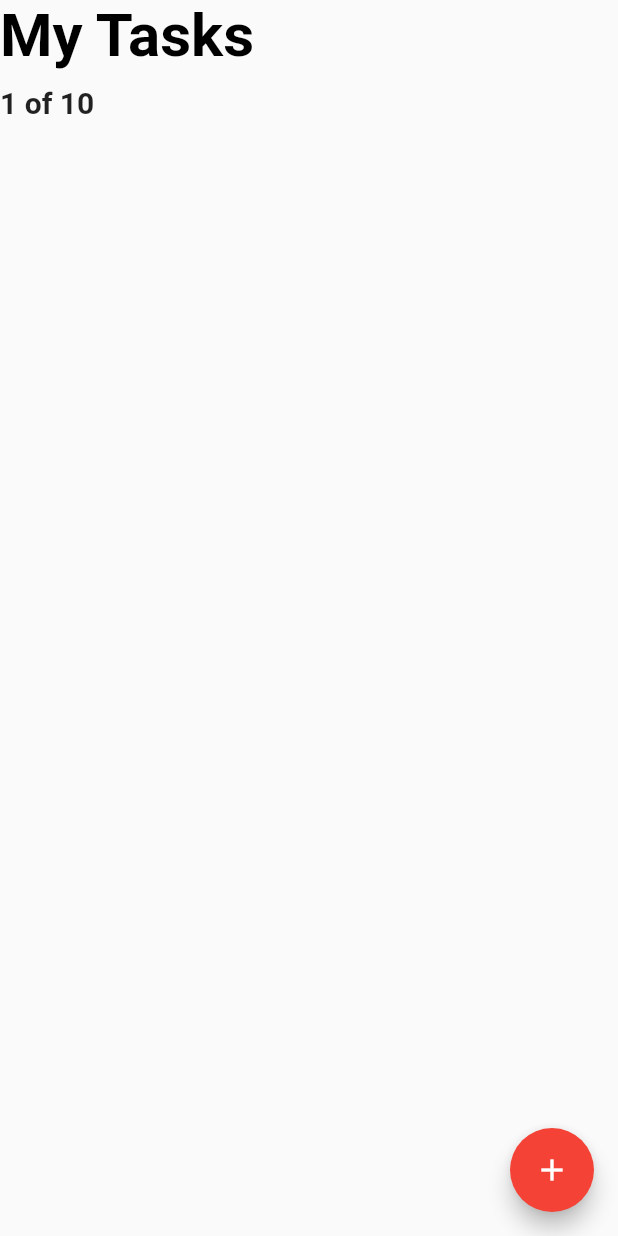
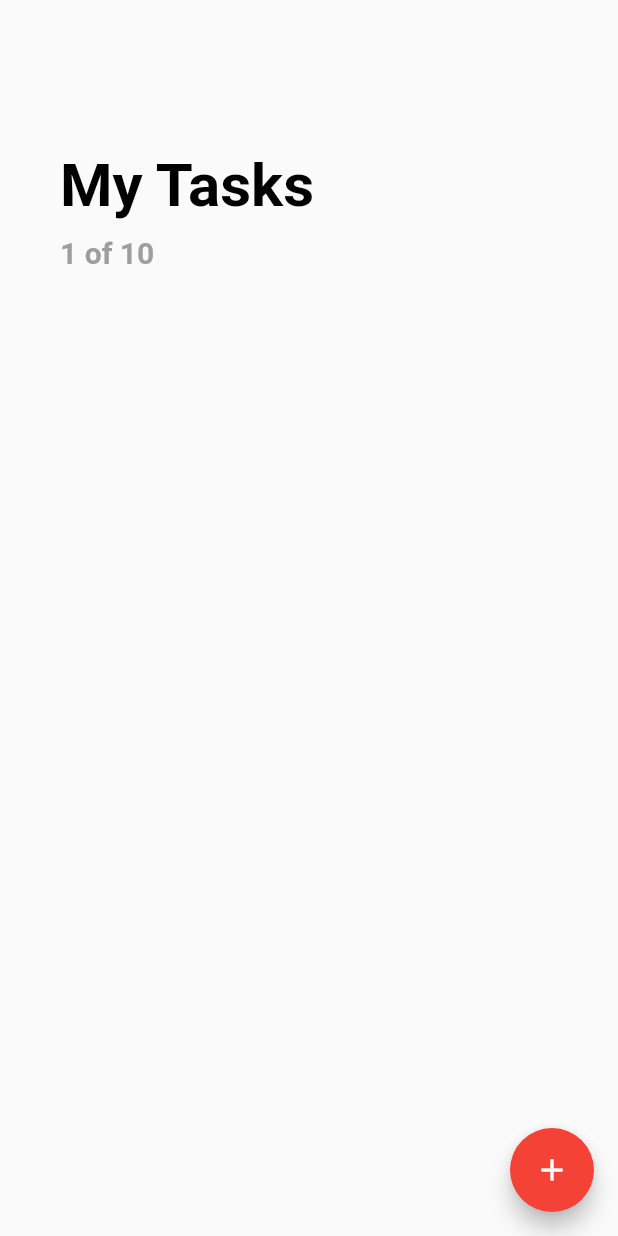
Before and after one commit to alycolbar/todo, a Flutter app: the screen it shows after launch, on a phone screen of 412 x 824 dp. Run offline on Flutter 3.47's test engine with Material 2 defaults, Android fonts, the phone set to English and light mode, and no system bars.

```diff
--- a/lib/widgets/todo_list_widget.dart
+++ b/lib/widgets/todo_list_widget.dart
@@ -15,10 +15,13 @@ class _TodoListWidgetState extends State<TodoListWidget> {
         onPressed: () => print("Navigate to add task screen"),
       ), //floatingActionButton
       body: ListView.builder(
+        padding: EdgeInsets.symmetric(vertical: 80.0),
         itemCount: 1,
         itemBuilder: (BuildContext context, int index) {
           if (index == 0) {
-            return Column(
+            return Padding(
+              padding: EdgeInsets.symmetric(horizontal: 40.0, vertical: 20.0),
+              child: Column(
                 crossAxisAlignment: CrossAxisAlignment.start,
                 children: <Widget>[
                   Text(
@@ -33,13 +36,14 @@ class _TodoListWidgetState extends State<TodoListWidget> {
                   Text(
                     '1 of 10',
                     style: TextStyle(
-                    color: Colors.gray,
+                      color: Colors.grey,
                       fontSize: 20.0,
                       fontWeight: FontWeight.w600,
                     ), //TextStyle
                   ), //Text
-              ], // <Widget>
-            ); // Column
+                ], // <Widget>[]
+              ), // Column
+            ); // Padding
           }
         },
       ), // ListView.builder
```
Lines whose indentation alone changed are shown as unchanged.
